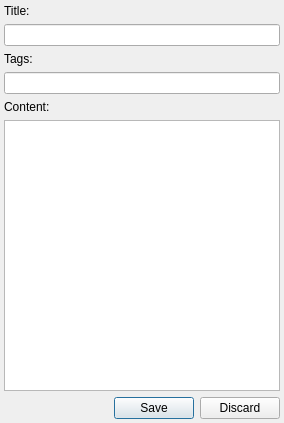
This is src/sidebar/notewidget.ui in KDE/conquirere as Qt 5 draws it before an edit. The edited form follows.
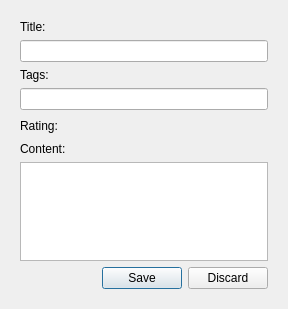
This is the edited form. Custom widgets are drawn as their Qt base class.

Commit message: add star rating

Patch:
```diff
--- a/src/sidebar/notewidget.ui
+++ b/src/sidebar/notewidget.ui
@@ -6,23 +6,17 @@
    <rect>
     <x>0</x>
     <y>0</y>
-    <width>284</width>
-    <height>423</height>
+    <width>288</width>
+    <height>309</height>
    </rect>
   </property>
   <property name="windowTitle">
    <string>Form</string>
   </property>
   <layout class="QVBoxLayout" name="verticalLayout_2">
-   <property name="margin">
-    <number>0</number>
-   </property>
    <item>
     <widget class="QWidget" name="frameWidget" native="true">
      <layout class="QVBoxLayout" name="verticalLayout">
-      <property name="margin">
-       <number>4</number>
-      </property>
       <item>
        <widget class="QLabel" name="label">
         <property name="text">
@@ -49,6 +43,33 @@
       <item>
        <widget class="TagEdit" name="editTags"/>
       </item>
+      <item>
+       <layout class="QHBoxLayout" name="horizontalLayout">
+        <item>
+         <widget class="QLabel" name="label_4">
+          <property name="text">
+           <string>Rating:</string>
+          </property>
+         </widget>
+        </item>
+        <item>
+         <widget class="KRatingWidget" name="editRating"/>
+        </item>
+        <item>
+         <spacer name="horizontalSpacer">
+          <property name="orientation">
+           <enum>Qt::Horizontal</enum>
+          </property>
+          <property name="sizeHint" stdset="0">
+           <size>
+            <width>40</width>
+            <height>20</height>
+           </size>
+          </property>
+         </spacer>
+        </item>
+       </layout>
+      </item>
       <item>
        <widget class="QLabel" name="label_3">
         <property name="text">
@@ -75,6 +96,11 @@
   </layout>
  </widget>
  <customwidgets>
+  <customwidget>
+   <class>KRatingWidget</class>
+   <extends>QFrame</extends>
+   <header>kratingwidget.h</header>
+  </customwidget>
   <customwidget>
    <class>TagEdit</class>
    <extends>QLineEdit</extends>
```
Left out of the diff: 3 changed lines with no effect on the pictures. The commit also changes 22 other files.
